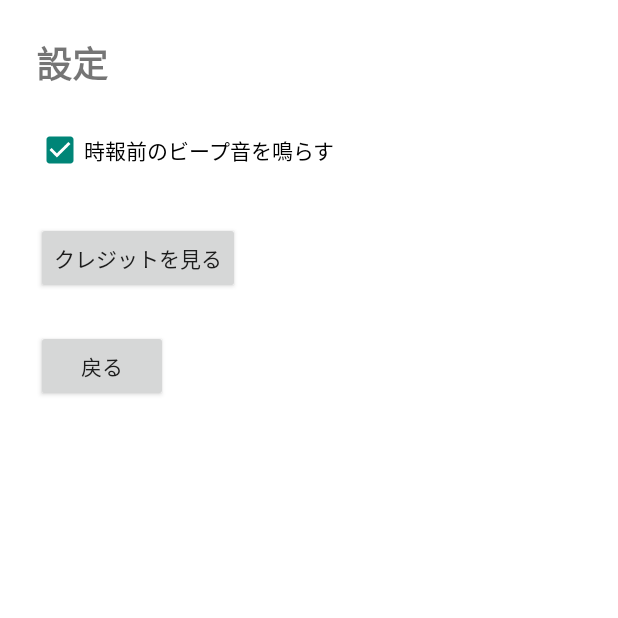
After one commit to tsudetsun/VoiChime, an Android app: the SettingsActivity screen opened directly, with no data from a screen before it, on a phone screen of 412 x 824 dp, the top half of it. The commit adds this screen. Run offline under Robolectric (Android 15) with nearby library versions, the phone set to English and light mode, and no system bars.

Commit message:
add: setting
設定画面を追加しました
それに伴い、クレジットは設定画面に移動しました

```diff
--- a/app/src/main/AndroidManifest.xml
+++ b/app/src/main/AndroidManifest.xml
@@ -27,5 +27,6 @@
             android:foregroundServiceType="mediaPlayback" />
 
         <activity android:name=".CreditActivity" />
+        <activity android:name=".SettingsActivity" />
     </application>
 </manifest>
--- /dev/null
+++ b/app/src/main/java/com/tsudetsun/voichime/SettingsActivity.java
@@ -0,0 +1,38 @@
+package com.tsudetsun.voichime;
+
+import android.content.Intent;
+import android.content.SharedPreferences;
+import android.os.Bundle;
+import android.widget.Button;
+import android.widget.CheckBox;
+import androidx.appcompat.app.AppCompatActivity;
+
+public class SettingsActivity extends AppCompatActivity {
+    @Override
+    protected void onCreate(Bundle savedInstanceState) {
+        super.onCreate(savedInstanceState);
+        setContentView(R.layout.activity_settings);
+
+        SharedPreferences prefs = getSharedPreferences("settings", MODE_PRIVATE);
+
+        // ビープ音の設定
+        CheckBox beepCheckbox = findViewById(R.id.checkbox_beep);
+        beepCheckbox.setChecked(prefs.getBoolean("beepEnabled", true));
+        beepCheckbox.setOnCheckedChangeListener((buttonView, isChecked) -> {
+            prefs.edit().putBoolean("beepEnabled", isChecked).apply();
+        });
+
+        // クレジットボタン
+        Button btnCredits = findViewById(R.id.btnCredits);
+        btnCredits.setOnClickListener(v -> {
+            Intent intent = new Intent(SettingsActivity.this, CreditActivity.class);
+            startActivity(intent);
+        });
+
+        // 戻るボタン
+        Button btnBack = findViewById(R.id.btnBack);
+        btnBack.setOnClickListener(v -> {
+            finish(); // アクティビティを閉じる
+        });
+    }
+}
--- /dev/null
+++ b/app/src/main/res/layout/activity_settings.xml
@@ -0,0 +1,43 @@
+<?xml version="1.0" encoding="utf-8"?>
+<LinearLayout xmlns:android="http://schemas.android.com/apk/res/android"
+    android:id="@+id/settingsLayout"
+    android:layout_width="match_parent"
+    android:layout_height="match_parent"
+    android:orientation="vertical"
+    android:padding="24dp"
+    android:background="#FFFFFF">
+
+    <!-- タイトル -->
+    <TextView
+        android:id="@+id/settingsTitle"
+        android:layout_width="wrap_content"
+        android:layout_height="wrap_content"
+        android:text="設定"
+        android:textSize="24sp"
+        android:textStyle="bold"
+        android:layout_marginBottom="16dp" />
+
+    <!-- ビープ音のチェックボックス -->
+    <CheckBox
+        android:id="@+id/checkbox_beep"
+        android:layout_width="wrap_content"
+        android:layout_height="wrap_content"
+        android:layout_marginBottom="24dp"
+        android:minHeight="48dp"
+        android:text="時報前のビープ音を鳴らす" />
+
+    <!-- クレジットボタン -->
+    <Button
+        android:id="@+id/btnCredits"
+        android:layout_width="wrap_content"
+        android:layout_height="wrap_content"
+        android:text="クレジットを見る"
+        android:layout_marginBottom="24dp" />
+
+    <!-- 戻るボタン -->
+    <Button
+        android:id="@+id/btnBack"
+        android:layout_width="wrap_content"
+        android:layout_height="wrap_content"
+        android:text="戻る" />
+</LinearLayout>
```
Also changed, not shown: app/src/main/java/com/tsudetsun/voichime/CreditActivity.java (+7 -2 lines), app/src/main/java/com/tsudetsun/voichime/MainActivity.java (+5 -9 lines), app/src/main/java/com/tsudetsun/voichime/TimeSignalService.java (+46 -37 lines), app/src/main/res/layout/activity_credit.xml (+22 -7 lines), app/src/main/res/layout/activity_main.xml (+4 -3 lines).
